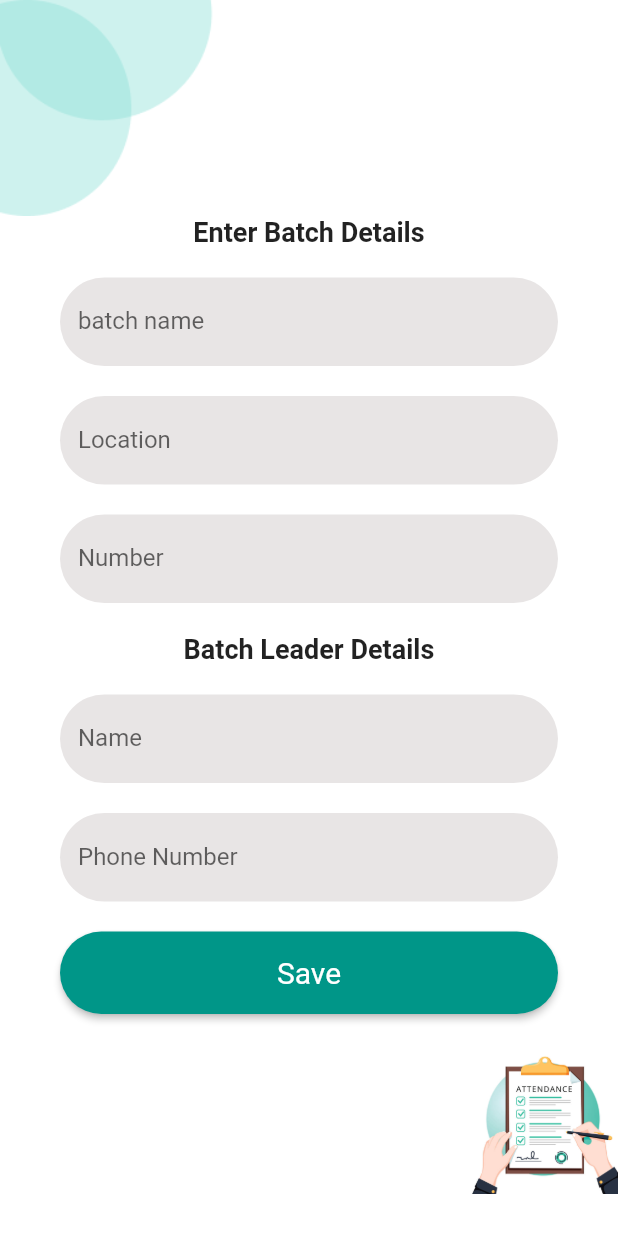
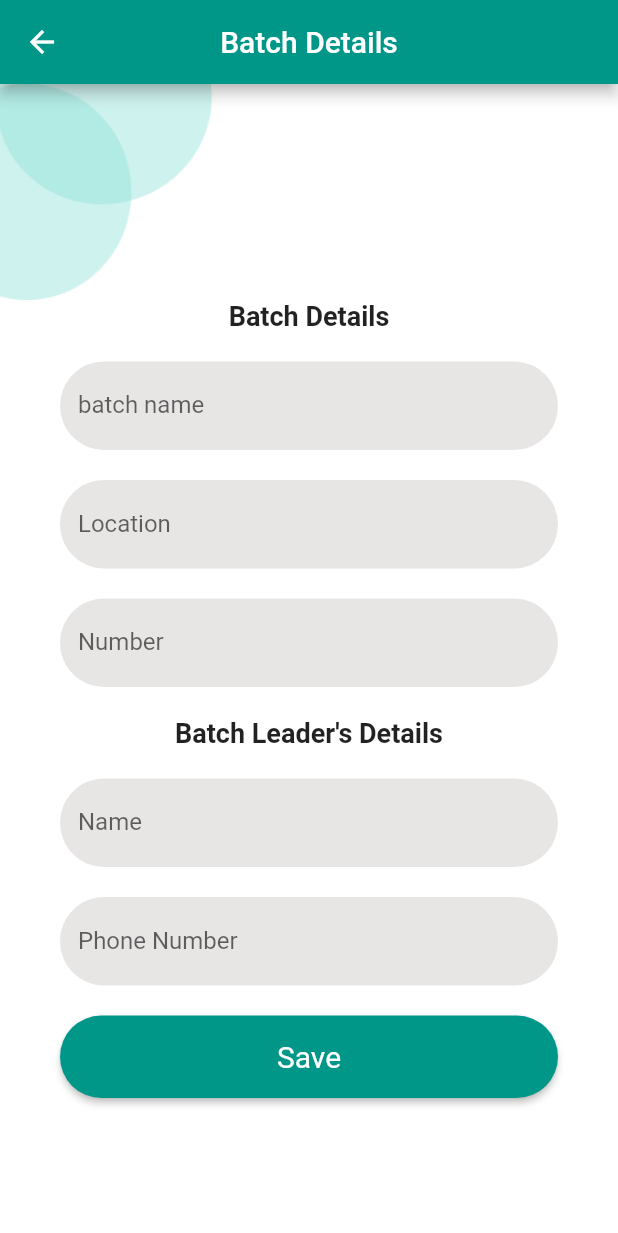
Before and after one commit to AthiraRamesh/BroLog, a Flutter app: the HomeScreen screen opened by its route, after a tap on the "add" icon, on a phone screen of 412 x 824 dp. Shown: the top 1233 px of the screen. Run offline on Flutter 3.47's test engine with Material 2 defaults, Android fonts, the phone set to English and light mode, and no system bars; our stand-ins replace hive, hive_flutter; accounts and stored records are empty.

```diff
--- a/lib/db/batch_db/batchdb.dart
+++ b/lib/db/batch_db/batchdb.dart
@@ -1,8 +1,7 @@
 import 'package:flutter/cupertino.dart';
 import 'package:hive_flutter/adapters.dart';
-import '../models/BatchModel.dart';
-import '../models/StudentModel.dart';
 import 'package:hive/hive.dart';
+import '../../models/BatchModel.dart';
 
 abstract class BatchDbFunctions {
   Future<List<BatchModel>> getallbatches();
@@ -18,54 +17,47 @@ class BatchDB implements BatchDbFunctions {
   }
 
   @override
-  Future<void> addBatch(BatchModel obj) {
-    // TODO: implement addBatch
-    throw UnimplementedError();
-  }
+  Future<void> addBatch(BatchModel obj) => throw UnimplementedError();
 
   @override
-  Future<void> deleteBatch(int id) {
-    // TODO: implement deleteBatch
-    throw UnimplementedError();
-  }
+  Future<void> deleteBatch(int id) => throw UnimplementedError();
 
   @override
-  Future<List<BatchModel>> getallbatches() {
-    // TODO: implement getallbatches
-    throw UnimplementedError();
-  }
+  Future<List<BatchModel>> getallbatches() => throw UnimplementedError();
 }
 
 ValueNotifier<List<BatchModel>> batchListNotifier = ValueNotifier([]);
-ValueNotifier<List<StudentModel>> studentListNotifier = ValueNotifier([]);
-const ATTENDENCE_DB_NAME = 'attendance_db';
+const BATCH_DB_NAME = 'batch_db';
 Future<void> addBatch(BatchModel value) async {
-  final attendanceDB = await Hive.openBox<BatchModel>('attendance_db');
+  final attendanceDB = await Hive.openBox<BatchModel>('batch_db');
 
   await attendanceDB.add(value);
   print(value.toString());
 
   batchListNotifier.value.add(value);
+  // ignore: invalid_use_of_protected_member, invalid_use_of_visible_for_testing_member
   batchListNotifier.notifyListeners();
 }
 
 Future<void> getallbatches() async {
-  final attendanceDB = await Hive.openBox<BatchModel>('attendance_db');
+  final attendanceDB = await Hive.openBox<BatchModel>('batch_db');
+  //print(attendanceDB.length);
   batchListNotifier.value.clear();
 
   batchListNotifier.value.addAll(attendanceDB.values);
+  // ignore: invalid_use_of_protected_member, invalid_use_of_visible_for_testing_member
   batchListNotifier.notifyListeners();
 }
 
 Future<void> deleteBatch(int id) async {
-  final attendanceDB = await Hive.openBox<BatchModel>('attendance_db');
+  final attendanceDB = await Hive.openBox<BatchModel>('batch_db');
 
   await attendanceDB.deleteAt(id);
   getallbatches();
 }
 
 Future<void> editBatchList(int id, BatchModel value) async {
-  final attendanceDB = await Hive.openBox<BatchModel>('attendance_db');
+  final attendanceDB = await Hive.openBox<BatchModel>('batch_db');
   attendanceDB.putAt(id, value);
   getallbatches();
 }
--- a/lib/db/models/StudentModel.dart
+++ b/lib/models/StudentModel.dart
@@ -1,5 +1,4 @@
 import 'package:hive/hive.dart';
-import '../models/BatchModel.dart';
 part 'StudentModel.g.dart';
 
 @HiveType(typeId: 2)
--- a/lib/screens/batch/addbatch.dart
+++ b/lib/screens/batch/addbatch.dart
@@ -5,18 +5,17 @@ import '../../widgets/ImageWidgets/Attendance_image.dart';
 import '../../widgets/ImageWidgets/Bubbles_image.dart';
 import '../../widgets/ElevatedButton.dart';
 import '../../widgets/TextField.dart';
-import '../../db/models/BatchModel.dart';
 import '../../db/batch_db/batchdb.dart';
+import '../../models/BatchModel.dart';
 
 class AddBatchScreen extends StatefulWidget {
   const AddBatchScreen({super.key});
-  //static final Color buttonColor = Color(1BB6B6);
+
   @override
   State<AddBatchScreen> createState() => _AddBatchScreenState();
 }
 
 class _AddBatchScreenState extends State<AddBatchScreen> {
-  //final TextEditingController myController = TextEditingController();
   final _nameOfBatch = TextEditingController();
   final _locationOfBatch = TextEditingController();
   final _CountOfStudent = TextEditingController();
@@ -27,16 +26,17 @@ class _AddBatchScreenState extends State<AddBatchScreen> {
     Size size = MediaQuery.of(context).size;
     print(size);
     return GestureDetector(
-      onTap: () => FocusScope.of(context).unfocus(),
+      //onTap: () => FocusScope.of(context).unfocus(),
       child: Scaffold(
         backgroundColor: Colors.white,
+        appBar: AppBar(
+          centerTitle: true,
+          title: Text("Batch Details"),
+        ),
         body: SingleChildScrollView(
           child: Column(children: [
             BubblesImageWidget(),
-            // const SizedBox(
-            //   height: 5,
-            // ),
-            myTextView("Enter Batch Details"),
+            myTextView("Batch Details"),
             const SizedBox(
               height: 20,
             ),
@@ -64,7 +64,7 @@ class _AddBatchScreenState extends State<AddBatchScreen> {
             const SizedBox(
               height: 20,
             ),
-            myTextView("Batch Leader Details"),
+            myTextView("Batch Leader\'s Details"),
             const SizedBox(
               height: 20,
             ),
@@ -94,10 +94,6 @@ class _AddBatchScreenState extends State<AddBatchScreen> {
                 );
               },
             ),
-            const SizedBox(
-              height: 20,
-            ),
-            AttendanceImageWidget(),
           ]),
         ),
       ),
@@ -123,7 +119,7 @@ class _AddBatchScreenState extends State<AddBatchScreen> {
           behavior: SnackBarBehavior.floating,
           margin: EdgeInsets.all(20),
           duration: Duration(seconds: 1),
-          backgroundColor: Colors.black,
+          backgroundColor: Colors.red,
           content: Text(
             'Batch Added Successfully',
             textAlign: TextAlign.center,
@@ -134,7 +130,6 @@ class _AddBatchScreenState extends State<AddBatchScreen> {
         ),
       );
     }
-    //print('$BatchName $Location $Count $LeadName $Number');
     final batch = BatchModel(
       batch_name: BatchName,
       location: Location,
--- a/lib/screens/batch/home.dart
+++ b/lib/screens/batch/home.dart
@@ -20,21 +20,19 @@ class _HomeScreenState extends State<HomeScreen> {
     getallbatches();
     return Scaffold(
       backgroundColor: Colors.white,
+      appBar: AppBar(
+        centerTitle: true,
+        title: Text("Batches"),
+        automaticallyImplyLeading: false,
+      ),
       body: Column(children: [
         BubblesImageWidget(),
-        // const SizedBox(
-        //   height: 20,
-        // ),
         SingleChildScrollView(
           child: Container(
-            height: MediaQuery.of(context).size.height * 0.6,
-            //width: MediaQuery.of(context).size.width * 0.01,
+            height: MediaQuery.of(context).size.height * 0.5,
             child: Column(
               children: [
-                myTextView("Batches"),
-                // const SizedBox(
-                //   height: 20,
-                // ),
+                //myTextView("Batches"),
                 const Expanded(child: ListBatchScreen()),
                 const SizedBox(
                   height: 20,
@@ -51,10 +49,10 @@ class _HomeScreenState extends State<HomeScreen> {
             ),
           ),
         ),
-        const SizedBox(
-          height: 20,
-        ),
-        AttendanceImageWidget(),
+        // const SizedBox(
+        //   height: 20,
+        // ),
+        // AttendanceImageWidget(),
       ]),
     );
   }
--- a/lib/widgets/ImageWidgets/Bubbles_image.dart
+++ b/lib/widgets/ImageWidgets/Bubbles_image.dart
@@ -12,11 +12,11 @@ class BubblesImageWidget extends StatelessWidget {
     return Row(
       mainAxisAlignment: MainAxisAlignment.start,
       children: [
-        Expanded(
+        Container(
           child: Image.asset(
             'images/bubbles.png',
             height: 144,
-            width: double.infinity,
+            width: 160,
             alignment: Alignment.topLeft,
           ),
         )
@@ -24,3 +24,21 @@ class BubblesImageWidget extends StatelessWidget {
     );
   }
 }
+// class BubblesImageWidget extends StatelessWidget {
+//   @override
+//   Widget build(BuildContext context) {
+//     return Scaffold(
+//       body: Container(
+//         decoration: BoxDecoration(
+//           image: DecorationImage(
+//             image: AssetImage(
+//               'images/bubbles.png',
+//             ), // Replace "image.jpg" with the actual filename and extension of your image
+//             fit: BoxFit.cover,
+//           ),
+//         ),
+//         // Replace this with your actual content widget
+//       ),
+//     );
+//   }
+// }
--- a/pubspec.yaml
+++ b/pubspec.yaml
@@ -57,12 +57,12 @@ flutter_native_splash:
 
   color: "#FFFFFF"
   position:
-  image: icons/attendance.jpg
+  image: icons/Welcome.png
 
 flutter_icons:
   android: true
   ios: true
-  image_path: "icons/attendance.jpg"
+  image_path: "icons/Welcome.png"
 
   # The "flutter_lints" package below contains a set of recommended lints to
   # encourage good coding practices. The lint set provided by the package is
```
Also changed, not shown: lib/db/student_db/studentdb.dart (+39 -22 lines), lib/main.dart (+5 -5 lines), lib/screens/batch/display_batch.dart (+26 -5 lines), lib/screens/batch/edit_batch.dart (+5 -6 lines), lib/screens/batch/listbatch.dart (+3 -4 lines), lib/screens/login.dart (+1 -7 lines), lib/screens/student/addstudent.dart (+36 -29 lines), lib/screens/student/display_student.dart (+9 -24 lines), lib/screens/student/home_student.dart (+24 -13 lines), lib/screens/student/liststudent.dart (+3 -11 lines), lib/screens/welcome.dart (added, +66 -0 lines), images/Welcome.png (added), images/start.png (added), lib/models/BatchModel.dart (renamed from lib/db/models/BatchModel.dart), 2 more files, 17 other files.
